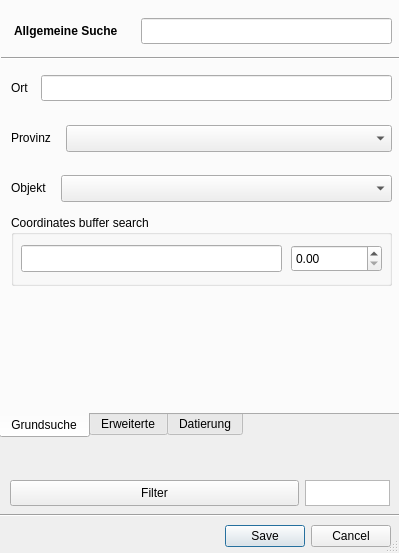
The window that limes/Limes_dialog_base.ui (MichalDycka/limes) describes before a commit, drawn with Qt 5.
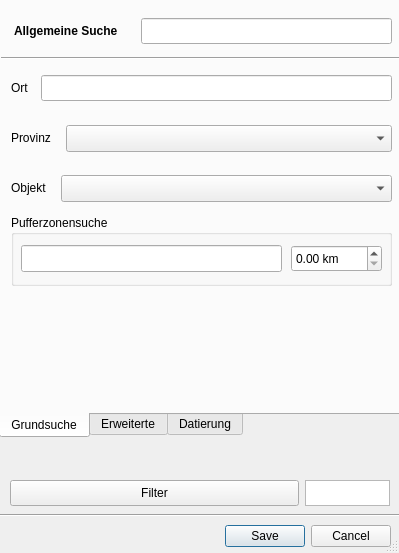
The same window after the commit. Icons and pictures are not drawn. Custom widgets are drawn as their Qt base class.

Commit message: Fix missing "km" and change "Pufferzonensuche"

Diff of the .ui file:
```diff
--- a/limes/Limes_dialog_base.ui
+++ b/limes/Limes_dialog_base.ui
@@ -330,7 +330,7 @@
       </rect>
      </property>
      <property name="title">
-      <string>Coordinates buffer search</string>
+      <string>Pufferzonensuche</string>
      </property>
      <widget class="QDoubleSpinBox" name="doubleSpinBoxBufferSize">
       <property name="geometry">
@@ -344,6 +344,12 @@
       <property name="toolTip">
        <string>Size of coordinates buffer in kilometeres</string>
       </property>
+      <property name="suffix">
+       <string> km</string>
+      </property>
+      <property name="maximum">
+       <double>150.000000000000000</double>
+      </property>
      </widget>
      <widget class="QgsFilterLineEdit" name="mLineEditCoordinates">
       <property name="geometry">
```
The commit also changes 1 other file.
